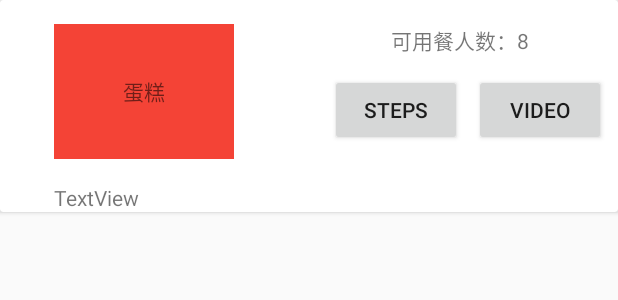
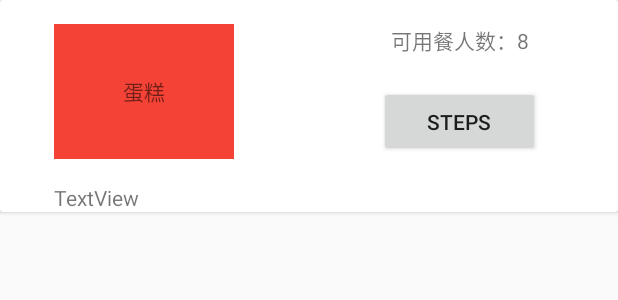
Before and after one commit to MilkZS/Baking, an Android app: the layout fragment_card_food_recipe.xml on its own in the app's theme, with its tools: preview values and no code run, on a phone screen of 412 x 824 dp. Shown: the top 300 px of the screen. Run offline under Robolectric (Android 15) with nearby library versions, the phone set to English and light mode, and no system bars.

```diff
--- a/app/src/main/AndroidManifest.xml
+++ b/app/src/main/AndroidManifest.xml
@@ -7,11 +7,11 @@
     <application
         android:allowBackup="true"
         android:icon="@mipmap/ic_launcher"
-        android:label="@string/app_name"
         android:roundIcon="@mipmap/ic_launcher_round"
         android:supportsRtl="true"
         android:theme="@style/AppTheme">
-        <activity android:name=".BakingMainActivity">
+        <activity android:name=".BakingMainActivity"
+            android:label="@string/app_name">
             <intent-filter>
                 <action android:name="android.intent.action.MAIN" />
 
@@ -28,7 +28,7 @@
             android:authorities="com.example.android.baking"
             android:exported="false" />
 
-        <activity android:name=".IntegredientActivity"></activity>
+        <activity android:name=".StepsActivity"></activity>
     </application>
 
 </manifest>
--- a/app/src/main/res/layout/activity_integredient.xml
+++ b/app/src/main/res/layout/activity_steps.xml
@@ -4,6 +4,6 @@
     xmlns:tools="http://schemas.android.com/tools"
     android:layout_width="match_parent"
     android:layout_height="match_parent"
-    tools:context="com.example.android.baking.IntegredientActivity">
+    tools:context="com.example.android.baking.StepsActivity">
 
 </android.support.constraint.ConstraintLayout>
--- a/app/src/main/res/layout/fragment_card_food_recipe.xml
+++ b/app/src/main/res/layout/fragment_card_food_recipe.xml
@@ -54,26 +54,15 @@
                 android:layout_marginRight="8dp" />
 
             <Button
-                android:id="@+id/button"
-                android:layout_width="wrap_content"
-                android:layout_height="wrap_content"
-                android:layout_marginEnd="8dp"
-                android:layout_marginTop="8dp"
+                android:id="@+id/steps_button"
+                android:layout_width="107dp"
+                android:layout_height="47dp"
+                android:layout_marginEnd="52dp"
+                android:layout_marginTop="16dp"
                 android:text="steps"
-                app:layout_constraintEnd_toStartOf="@+id/button2"
-                app:layout_constraintTop_toBottomOf="@+id/food_serving_text_view"
-                android:layout_marginRight="8dp" />
-
-            <Button
-                android:id="@+id/button2"
-                android:layout_width="wrap_content"
-                android:layout_height="wrap_content"
-                android:layout_marginEnd="8dp"
-                android:layout_marginTop="8dp"
-                android:text="video"
                 app:layout_constraintEnd_toEndOf="parent"
                 app:layout_constraintTop_toBottomOf="@+id/food_serving_text_view"
-                android:layout_marginRight="8dp" />
+                android:layout_marginRight="52dp" />
 
         </android.support.constraint.ConstraintLayout>
 
--- a/app/src/main/res/values/strings.xml
+++ b/app/src/main/res/values/strings.xml
@@ -1,5 +1,6 @@
 <resources>
-    <string name="app_name">Baking</string>
+    <string name="app_name">Baking Time</string>
+
 
     <!-- main UI  -->
     <string name="main_activity_show_serving">servings ：</string>
```
Also changed, not shown: app/src/main/java/com/example/android/baking/adapter/PicRecycleAdapter.java (+24 -2 lines).
